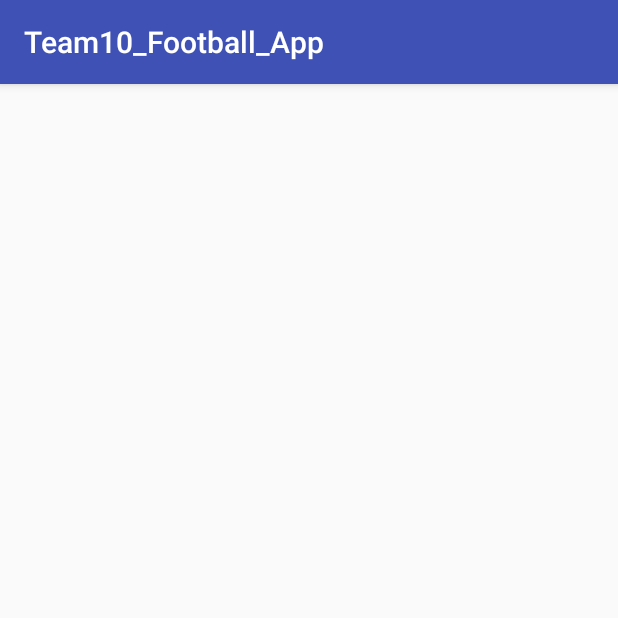
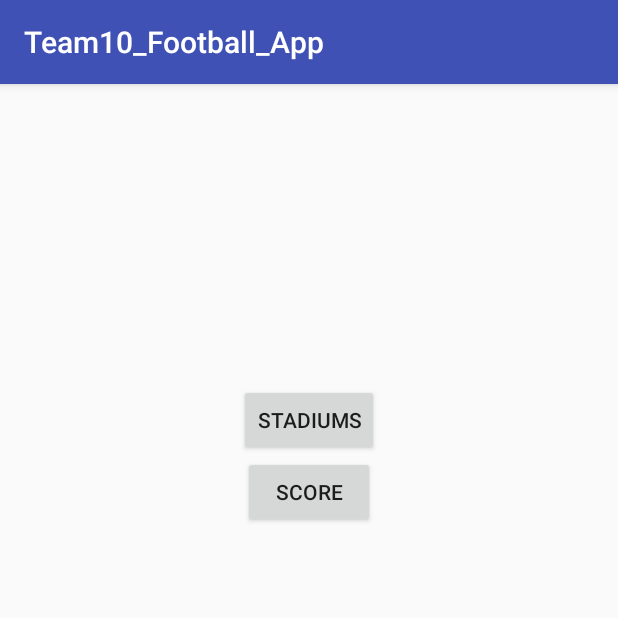
Before and after one commit to MarloweWhite/FootballApp, an Android app: the screen it shows after launch (MainActivity), on a phone screen of 412 x 824 dp, the top half of it. Run offline under Robolectric (Android 15) with nearby library versions, the phone set to English and light mode, and no system bars.

Commit message:
created front page of the app

```diff
--- a/app/src/main/java/com/example/c1733667/team10_football_app/MainActivity.java
+++ b/app/src/main/java/com/example/c1733667/team10_football_app/MainActivity.java
@@ -1,13 +1,42 @@
 package com.example.c1733667.team10_football_app;
 
+import android.content.Intent;
 import android.support.v7.app.AppCompatActivity;
 import android.os.Bundle;
+import android.view.View;
+import android.widget.Button;
 
 public class MainActivity extends AppCompatActivity {
+    private Button btnStadium;
+    private Button btnScore;
+    private Intent intent;
 
     @Override
     protected void onCreate(Bundle savedInstanceState) {
         super.onCreate(savedInstanceState);
         setContentView(R.layout.activity_main);
+        stadiumButtonListener();
+        scoreButtonListener();
+    }
+
+    public void stadiumButtonListener() {
+        btnStadium = findViewById(R.id.btnStadium);
+        btnStadium.setOnClickListener(new View.OnClickListener() {
+            @Override
+            public void onClick(View v) {
+                intent = new Intent(getApplicationContext(), StadiumActivity.class);
+                startActivity(intent);
+            }
+        });
+    }
+    public void scoreButtonListener(){
+        btnScore = findViewById(R.id.btnScore);
+        btnScore.setOnClickListener(new View.OnClickListener() {
+            @Override
+            public void onClick(View v) {
+                intent= new Intent(getApplicationContext(), Score.class);
+                startActivity(intent);
+            }
+        });
     }
 }
--- a/app/src/main/res/layout/activity_main.xml
+++ b/app/src/main/res/layout/activity_main.xml
@@ -1,10 +1,27 @@
 <?xml version="1.0" encoding="utf-8"?>
-<RelativeLayout xmlns:android="http://schemas.android.com/apk/res/android"
+<android.support.v7.widget.LinearLayoutCompat xmlns:android="http://schemas.android.com/apk/res/android"
     xmlns:app="http://schemas.android.com/apk/res-auto"
     xmlns:tools="http://schemas.android.com/tools"
     android:layout_width="match_parent"
     android:layout_height="match_parent"
+    android:orientation="vertical"
     tools:context="com.example.c1733667.team10_football_app.MainActivity">
 
+    <android.support.v7.widget.AppCompatButton
+        android:id="@+id/btnStadium"
+        android:layout_marginTop="200dp"
+        android:layout_width="wrap_content"
+        android:layout_height="wrap_content"
+        android:layout_gravity="center"
+        android:text="Stadiums" />
 
-</RelativeLayout>
+    <android.support.v7.widget.AppCompatButton
+        android:id="@+id/btnScore"
+        android:text="Score"
+        android:layout_width="wrap_content"
+        android:layout_height="wrap_content"
+        tools:ignore="MissingConstraints"
+        android:layout_gravity="center"/>
+
+
+</android.support.v7.widget.LinearLayoutCompat>
```
